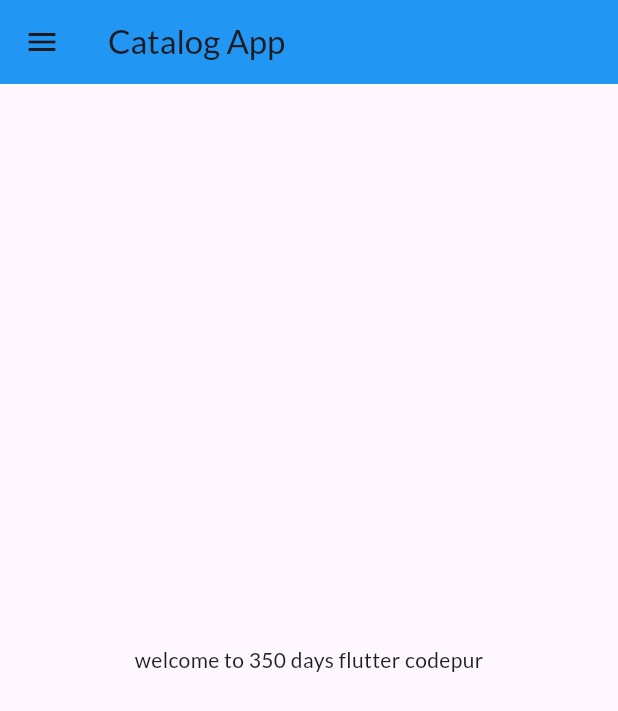
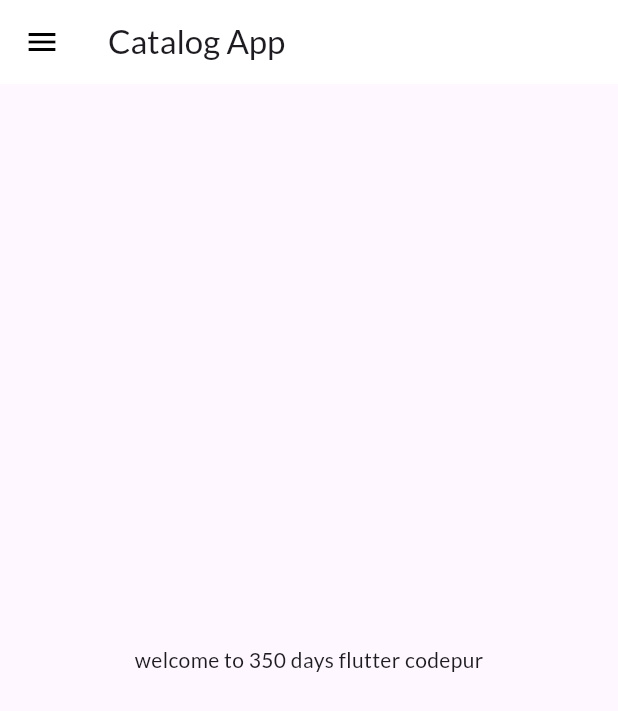
Before and after one commit to kishoriOS/demo, a Flutter app: the screen it shows after launch, on a phone screen of 412 x 824 dp. Shown: the top 711 px of the screen. Run offline on Flutter 3.47's test engine with Material 3 defaults, Android fonts, the phone set to English and light mode, and no system bars; our stand-ins replace google_fonts.

Commit message:
themes extrcated

```diff
--- a/lib/main.dart
+++ b/lib/main.dart
@@ -1,8 +1,8 @@
 import 'package:demo/pages/home_page.dart';
 import 'package:demo/pages/login_page.dart';
 import 'package:demo/utils/routes.dart';
+import 'package:demo/widgets/themes.dart';
 import 'package:flutter/material.dart';
-import 'package:google_fonts/google_fonts.dart';
 
 void main() {
   runApp(MyApp());
@@ -13,11 +13,9 @@ class MyApp extends StatelessWidget {
   Widget build(BuildContext context) {
     return MaterialApp(
       themeMode: ThemeMode.light,
-      theme: ThemeData(
-          primarySwatch: Colors.deepPurple,
-          fontFamily: GoogleFonts.lato().fontFamily),
+      theme: MyTheme.lightTheme(context),
+      darkTheme: MyTheme.darkTheme(context),
       debugShowCheckedModeBanner: false,
-      darkTheme: ThemeData(brightness: Brightness.dark),
       initialRoute: MyRoutes.homeRoute,
       routes: {
         "/": (context) => LoginPage(),
--- a/lib/pages/home_page.dart
+++ b/lib/pages/home_page.dart
@@ -8,8 +8,9 @@ class HomePage extends StatelessWidget {
   Widget build(BuildContext context) {
     return Scaffold(
       appBar: AppBar(
-        title: Text("Catalog App"),
-        backgroundColor: Colors.blue,
+        title: Text(
+          "Catalog App",
+        ),
       ),
       body: Center(
           child: Container(child: Text("welcome to $days days flutter $name"))),
--- /dev/null
+++ b/lib/widgets/themes.dart
@@ -0,0 +1,18 @@
+import 'package:flutter/material.dart';
+import 'package:google_fonts/google_fonts.dart';
+
+class MyTheme {
+  static ThemeData lightTheme(BuildContext context) => ThemeData(
+      primarySwatch: Colors.deepPurple,
+      fontFamily: GoogleFonts.lato().fontFamily,
+      appBarTheme: AppBarTheme(
+        color: Colors.white,
+        elevation: 0.0,
+        iconTheme: IconThemeData(color: Colors.black),
+        //textTheme: Theme.of(context).textTheme,
+      ));
+
+  static ThemeData darkTheme(BuildContext context) => ThemeData(
+        brightness: Brightness.dark,
+      );
+}
```
